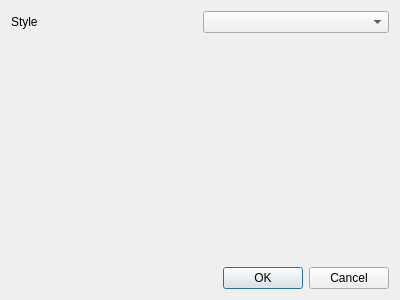
Above: forms/settings_window.ui from Communist02/agile before the change. Below: the same form after it.
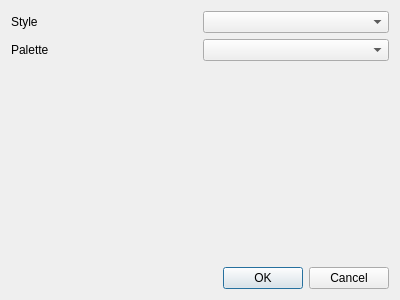
That is the form after the change.

The edit to the form file:
```diff
--- a/forms/settings_window.ui
+++ b/forms/settings_window.ui
@@ -31,6 +31,20 @@
      </item>
     </layout>
    </item>
+   <item>
+    <layout class="QHBoxLayout" name="horizontalLayout_2">
+     <item>
+      <widget class="QLabel" name="label_2">
+       <property name="text">
+        <string>Palette</string>
+       </property>
+      </widget>
+     </item>
+     <item>
+      <widget class="QComboBox" name="comboBox_palette"/>
+     </item>
+    </layout>
+   </item>
    <item>
     <spacer name="verticalSpacer">
      <property name="orientation">
```
